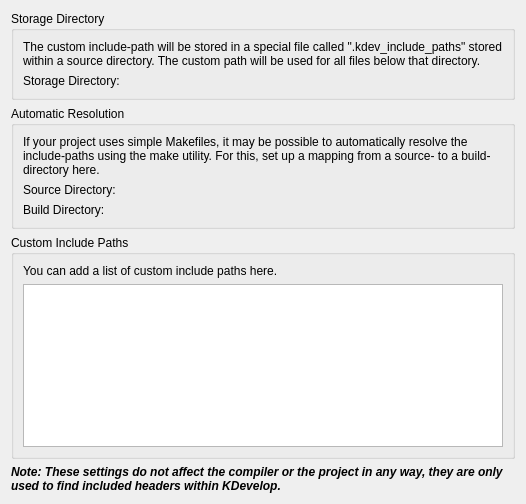
Above: languages/cpp/codegen/ui/custom_include_paths.ui from KDE/kdevelop before the change. Below: the same form after it.
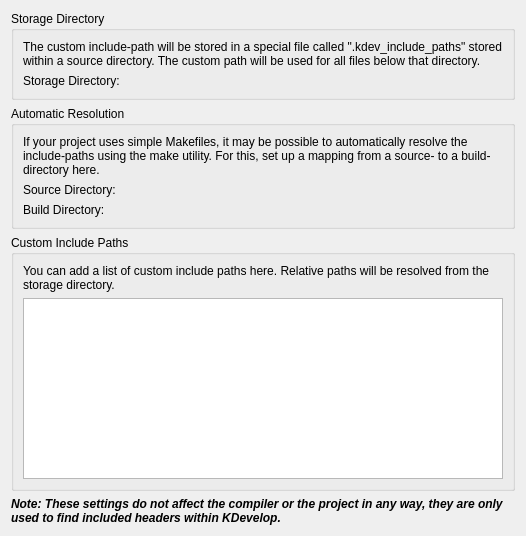
That is the form after the change. Custom widgets are drawn as their Qt base class.

Commit message:
Make include paths not starting with '/' relative
Convert paths in .kdev_include_paths that do not start with '/'
into absolute paths by concatenating them to the storage
directory.

The edit to the form file:
```diff
--- a/languages/cpp/codegen/ui/custom_include_paths.ui
+++ b/languages/cpp/codegen/ui/custom_include_paths.ui
@@ -7,7 +7,7 @@
     <x>0</x>
     <y>0</y>
     <width>526</width>
-    <height>504</height>
+    <height>536</height>
    </rect>
   </property>
   <layout class="QVBoxLayout" name="verticalLayout">
@@ -113,14 +113,8 @@
      <layout class="QGridLayout" name="gridLayout_2">
       <item row="0" column="0">
        <widget class="QLabel" name="label_2">
-        <property name="sizePolicy">
-         <sizepolicy hsizetype="Preferred" vsizetype="Maximum">
-          <horstretch>0</horstretch>
-          <verstretch>0</verstretch>
-         </sizepolicy>
-        </property>
         <property name="text">
-         <string>You can add a list of custom include paths here.</string>
+         <string>You can add a list of custom include paths here. Relative paths will be resolved from the storage directory.</string>
         </property>
         <property name="wordWrap">
          <bool>true</bool>
```
The commit also changes 1 other file.
